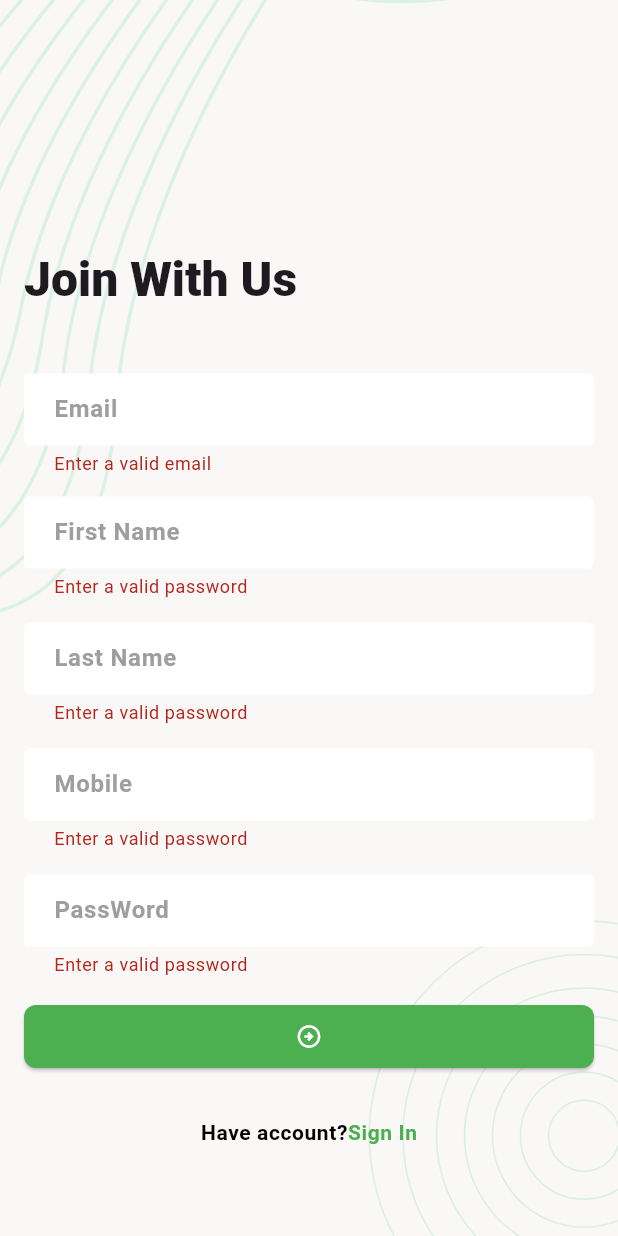
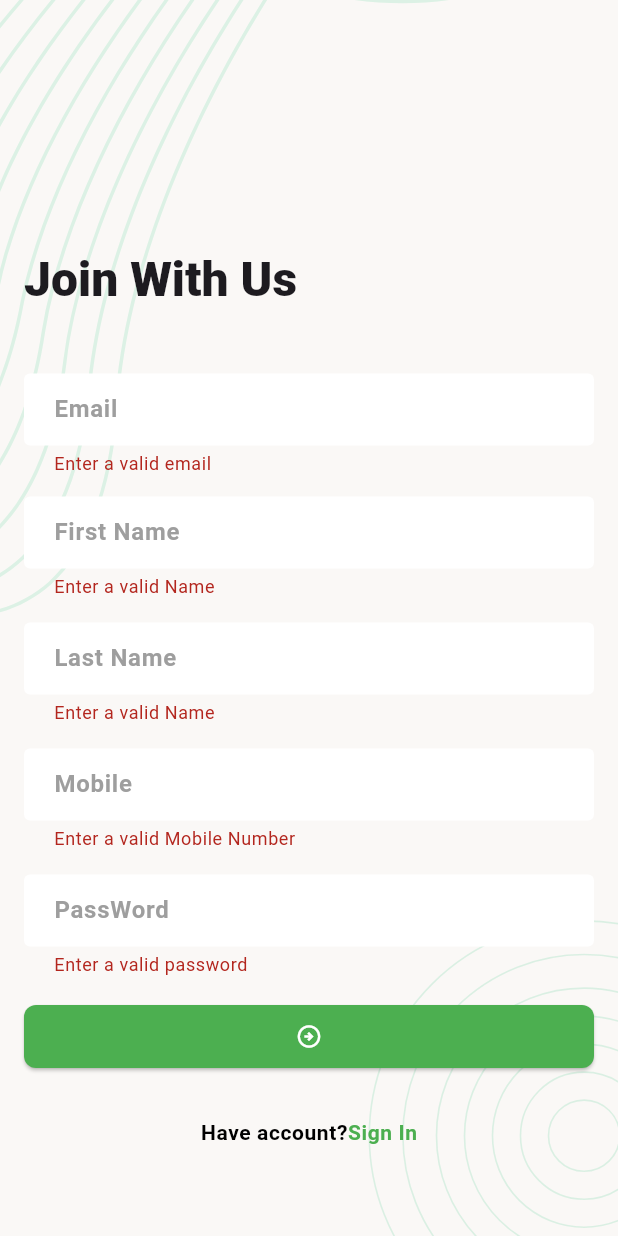
Before and after one commit to Sumon-Pal/task_manager, a Flutter app: the SignUpScreen screen opened by its route, after a tap on the "arrow circle right" icon, on a phone screen of 412 x 824 dp. Run offline on Flutter 3.47's test engine with Material 3 defaults, Android fonts, the phone set to English and light mode, and no system bars; our stand-ins replace email_validator, flutter_svg, image_picker, pin_code_fields.

Commit message:
Integrate Sign in Api

```diff
--- a/lib/data/services/urls.dart
+++ b/lib/data/services/urls.dart
@@ -1,4 +1,5 @@
 class Url{
   static const String _baseUrl = 'http://35.73.30.144:2005/api/v1';
   static const String registrationUrl = '$_baseUrl/Registration';
+  static const String loginUrl = '$_baseUrl/Login';
 }
--- a/lib/ui/screens/sign_up_screen.dart
+++ b/lib/ui/screens/sign_up_screen.dart
@@ -64,8 +64,8 @@ class _SignUpScreenState extends State<SignUpScreen> {
                     textInputAction: TextInputAction.next,
                     decoration: InputDecoration(hintText: 'First Name'),
                     validator: (String? value) {
-                      if ((value?.length ?? 0) <= 6) {
-                        return 'Enter a valid password';
+                      if ((value?.length ?? 0) <= 2) {
+                        return 'Enter a valid Name';
                       }
                       return null;
                     },
@@ -76,8 +76,8 @@ class _SignUpScreenState extends State<SignUpScreen> {
                     textInputAction: TextInputAction.next,
                     decoration: InputDecoration(hintText: 'Last Name'),
                     validator: (String? value) {
-                      if ((value?.length ?? 0) <= 6) {
-                        return 'Enter a valid password';
+                      if ((value?.length ?? 0) <= 2) {
+                        return 'Enter a valid Name';
                       }
                       return null;
                     },
@@ -89,8 +89,8 @@ class _SignUpScreenState extends State<SignUpScreen> {
                     textInputAction: TextInputAction.next,
                     decoration: InputDecoration(hintText: 'Mobile'),
                     validator: (String? value) {
-                      if ((value?.length ?? 0) <= 6) {
-                        return 'Enter a valid password';
+                      if ((value?.length ?? 0) <= 10) {
+                        return 'Enter a valid Mobile Number';
                       }
                       return null;
                     },
@@ -172,11 +172,11 @@ class _SignUpScreenState extends State<SignUpScreen> {
     setState(() {});
     if(response.isSuccess){
       showSnackBarMessage(context, 'Registration is Successful. Please Log in');
-      //Navigator.pushNamed(context, SignInScreen.name);
+      Navigator.pushNamed(context, SignInScreen.name);
       _clearTextField();
     }else{
       showSnackBarMessage(context, response.errorMessage.toString());
-      _clearTextField();
+      //_clearTextField();
     }
   }
 
```
Also changed, not shown: lib/ui/screens/sign_in_screen.dart (+25 -2 lines).
